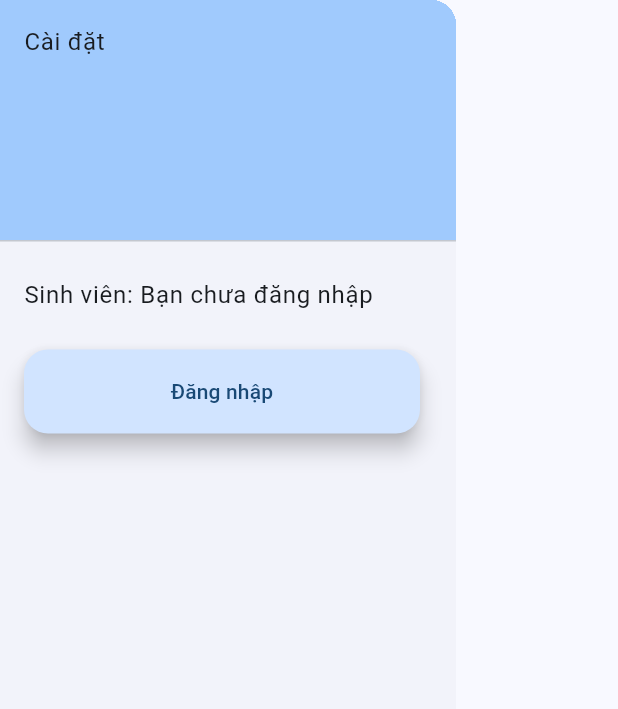
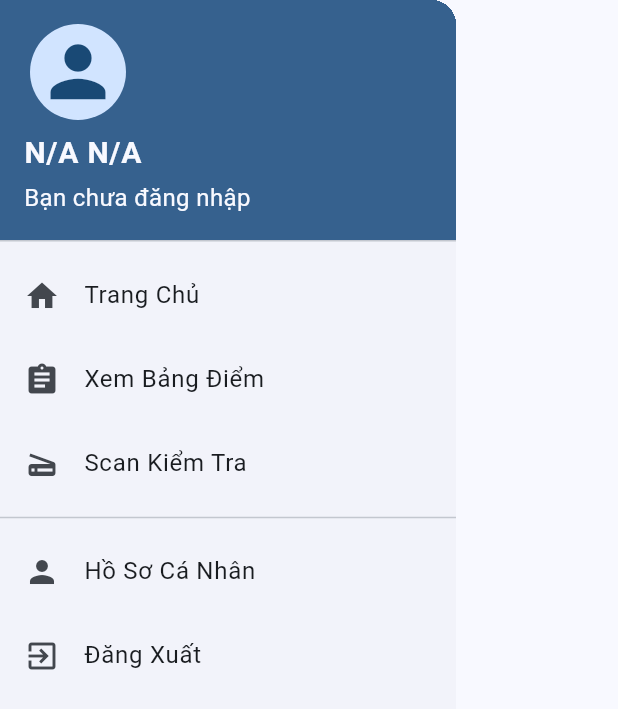
Before and after one commit to Slimaeus/flutter_hutech_classroom, a Flutter app: what customDrawer() shows on an empty page, opened directly, on a phone screen of 412 x 824 dp. Shown: the top 709 px of the screen. Run offline on Flutter 3.47's test engine with Material 2 defaults, Android fonts, the phone set to English and light mode, and no system bars; our stand-ins replace flutter_mobx, mobx; generated files the repository leaves out were written again.

Commit message:
refactor(drawer): Update custom drawer

```diff
--- a/lib/widgets/layout/custom_drawer.dart
+++ b/lib/widgets/layout/custom_drawer.dart
@@ -1,46 +1,75 @@
 import 'package:flutter/material.dart';
 import 'package:flutter_hutech_classroom/managers/route_manager.dart';
 import 'package:flutter_hutech_classroom/stores/user_store.dart';
-import 'package:flutter_mobx/flutter_mobx.dart';
 import 'package:provider/provider.dart';
 
 Widget customDrawer(BuildContext context) {
   UserStore userStore = context.read<UserStore>();
 
   return Drawer(
-
     child: ListView(
-      children: [
-        DrawerHeader(
-          decoration: BoxDecoration(
-            color: Theme.of(context).colorScheme.inversePrimary,
+      children: <Widget>[
+        Container(
+          alignment: Alignment.center,
+          child: UserAccountsDrawerHeader(
+            accountName: Text(
+              '${userStore.user.lastName ?? 'N/A'} ${userStore.user.firstName ?? 'N/A'}',
+              style: const TextStyle(fontSize: 20, fontWeight: FontWeight.bold),
+            ),
+            accountEmail: Text(
+              userStore.user.userName ?? 'Bạn chưa đăng nhập',
+              style: const TextStyle(fontSize: 16),
+            ),
+            currentAccountPicture: const Padding(
+              padding: EdgeInsets.only(bottom: 8.0),
+              child: CircleAvatar(
+                child: Icon(
+                  Icons.person,
+                  size: 55,
+                ),
+              ),
+            ),
           ),
-          child: const Text('Cài đặt'),
         ),
         ListTile(
-          title: Observer(builder: (context) {
-            return Row(
-              children: [
-                const Text("Sinh viên: "),
-                Text(userStore.user.userName ?? 'Bạn chưa đăng nhập'),
-              ],
-            );
-          }),
+          leading: const Icon(Icons.home),
+          title: const Text('Trang Chủ'),
+          onTap: () {
+            Navigator.pushReplacementNamed(context, RouteManager.home);
+          },
         ),
         ListTile(
-          title: FloatingActionButton(
-            heroTag: "LogButton",
-            child: Builder(builder: (context) {
-              return Text(
-                  userStore.user.id != null ? 'Đăng xuất' : 'Đăng nhập');
-            }),
-            onPressed: () {
-              if (userStore.user.id != null) {
-                userStore.resetValue();
-              }
-              Navigator.pushReplacementNamed(context, RouteManager.login);
-            },
-          ),
+          leading: const Icon(Icons.assignment),
+          title: const Text('Xem Bảng Điểm'),
+          onTap: () {
+            Navigator.pushReplacementNamed(
+                context, RouteManager.studentTranscript);
+          },
+        ),
+        ListTile(
+          leading: const Icon(Icons.scanner),
+          title: const Text('Scan Kiểm Tra'),
+          onTap: () {
+            Navigator.pushReplacementNamed(context, RouteManager.scan);
+          },
+        ),
+        const Divider(),
+        ListTile(
+          leading: const Icon(Icons.person),
+          title: const Text('Hồ Sơ Cá Nhân'),
+          onTap: () {
+            // Điều hướng đến trang Hồ Sơ Cá Nhân
+          },
+        ),
+        ListTile(
+          leading: const Icon(Icons.exit_to_app),
+          title: const Text('Đăng Xuất'),
+          onTap: () {
+            if (userStore.user.id != null) {
+              userStore.resetValue();
+            }
+            Navigator.pushReplacementNamed(context, RouteManager.login);
+          },
         ),
       ],
     ),
```
